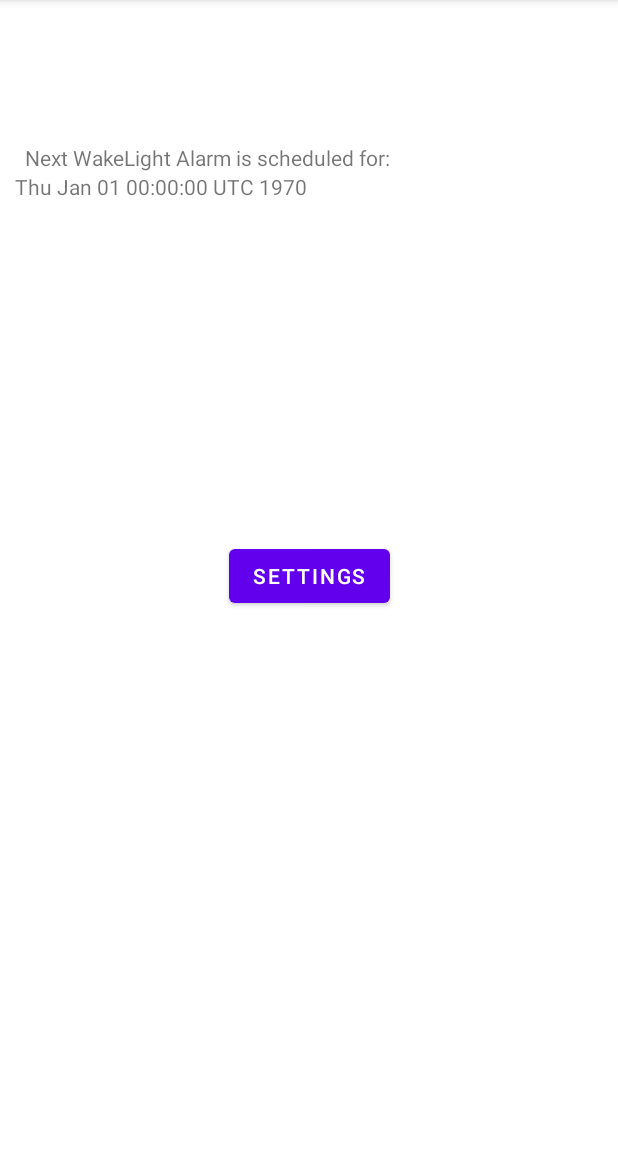
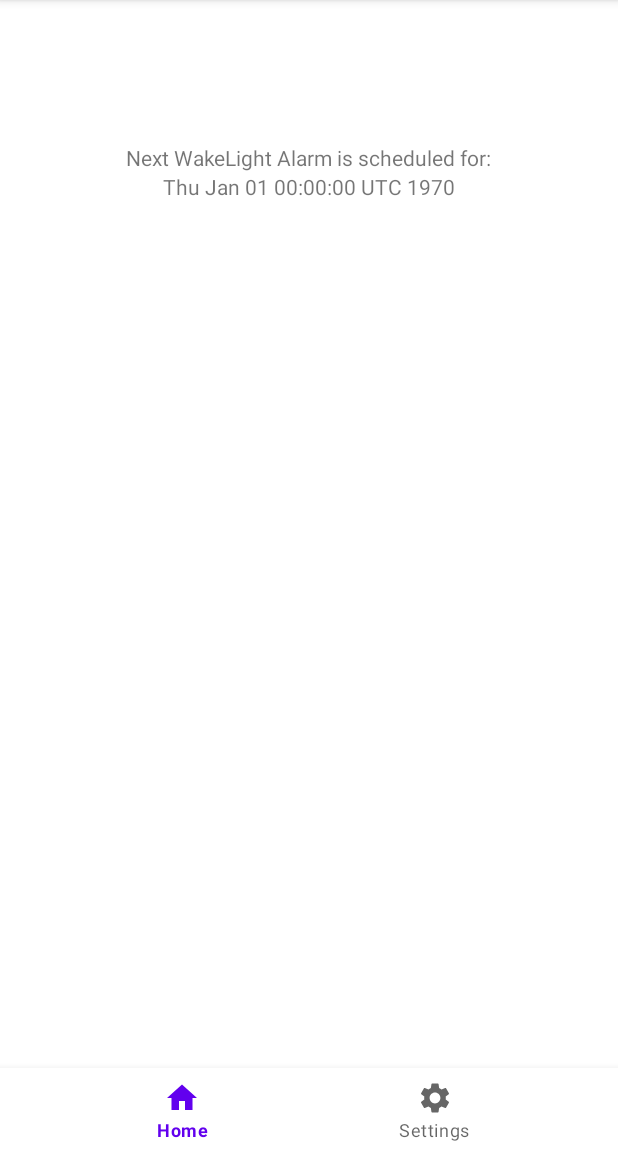
Before and after one commit to richardswesterhof/wakelight_companion, an Android app: the screen it shows after launch (MainActivity), on a phone screen of 412 x 824 dp, the part 84-1236 px from its top. Run offline under Robolectric (Android 15) with nearby library versions, the phone set to English and light mode, and no system bars.

Commit message:
added bottom navigation bar

```diff
--- a/app/build.gradle
+++ b/app/build.gradle
@@ -38,7 +38,7 @@ dependencies {
     implementation 'androidx.core:core-ktx:1.3.2'
     implementation 'androidx.appcompat:appcompat:1.2.0'
     implementation 'com.google.android.material:material:1.3.0'
-    implementation 'androidx.constraintlayout:constraintlayout:1.1.3'
+    implementation 'androidx.constraintlayout:constraintlayout:2.0.4'
     implementation 'androidx.preference:preference-ktx:1.1.1'
     implementation files("${project.projectDir}/libs/yapi-1.0-all.jar")
     implementation files("${project.projectDir}/libs/yapi-1.0-javadoc.jar")
--- a/app/src/main/java/com/richardswesterhof/wakelightcompanion/MainActivity.kt
+++ b/app/src/main/java/com/richardswesterhof/wakelightcompanion/MainActivity.kt
@@ -1,26 +1,71 @@
 package com.richardswesterhof.wakelightcompanion
 
 import android.app.*
+import androidx.fragment.app.Fragment
 import android.content.Context
-import android.content.Intent
+import android.content.SharedPreferences
 import android.os.Bundle
-import android.view.View
-import android.widget.TextView
+import android.util.Log
 import androidx.appcompat.app.AppCompatActivity
 import androidx.preference.PreferenceManager
-import com.richardswesterhof.wakelightcompanion.settings_page.SettingsActivity
-import java.util.*
+import com.google.android.material.bottomnavigation.BottomNavigationView
+import com.richardswesterhof.wakelightcompanion.settings_page.SettingsFragment
 
 
 class MainActivity: AppCompatActivity() {
+
+    private lateinit var sharedPrefs: SharedPreferences
+
+    private var navListener = BottomNavigationView.OnNavigationItemSelectedListener {
+        val nextAlarmMillis = sharedPrefs.getLong("nextAlarmMillis", 0)
+        val selectedFragment: Fragment? = when(it.itemId) {
+            R.id.nav_home -> MainFragment.newInstance(nextAlarmMillis)
+            R.id.nav_settings -> SettingsFragment.newInstance()
+            else -> null
+        }
+
+        if(selectedFragment == null) {
+            Log.e(this::class.simpleName, "Cannot navigate to: \"${it.itemId}\": unknown id")
+            false
+        }
+        else {
+            supportFragmentManager
+                .beginTransaction()
+                .replace(R.id.fragment_container, selectedFragment)
+                .commit()
+
+            true
+        }
+
+    }
+
     override fun onCreate(savedInstanceState: Bundle?) {
         super.onCreate(savedInstanceState)
         setContentView(R.layout.activity_main)
 
+        sharedPrefs = this.getSharedPreferences(getString(R.string.preference_file_store_internal_vars), Context.MODE_PRIVATE)
         setPreferencesToDefaultIfUndefined()
 
-        replacePlaceholders()
+        createNotificationChannels()
 
+        // add the bottom navigation
+        val bottomNavigation = findViewById<BottomNavigationView>(R.id.bottom_navigation)
+        bottomNavigation.setOnNavigationItemSelectedListener(navListener)
+
+        // set main fragment active
+        supportFragmentManager
+            .beginTransaction()
+            .replace(R.id.fragment_container, MainFragment())
+            .commit()
+    }
+
+
+    private fun setPreferencesToDefaultIfUndefined() {
+        PreferenceManager.setDefaultValues(this, R.xml.preferences, false)
+    }
+
+
+    private fun createNotificationChannels() {
         val enableNotifCat = getString(R.string.notif_cat_enable_name)
         val enableNotifDesc = getString(R.string.notif_cat_enable_desc)
 
@@ -40,20 +85,6 @@ class MainActivity: AppCompatActivity() {
     }
 
 
-    private fun setPreferencesToDefaultIfUndefined() {
-        PreferenceManager.setDefaultValues(this, R.xml.preferences, false)
-    }
-
-
-    private fun replacePlaceholders() {
-        val textView = findViewById<View>(R.id.text_next_user_alarm) as TextView
-        val sharedPrefs = this.getSharedPreferences(getString(R.string.preference_file_store_internal_vars), Context.MODE_PRIVATE)
-        val nextAlarm = sharedPrefs.getLong("nextAlarmMillis", 0)
-        val nextDate = Date(nextAlarm)
-        textView.text = nextDate.toString()
-    }
-
-
     private fun createNotificationChannel(
         name: String,
         descriptionText: String,
@@ -68,10 +99,4 @@ class MainActivity: AppCompatActivity() {
             getSystemService(Context.NOTIFICATION_SERVICE) as NotificationManager
         notificationManager.createNotificationChannel(channel)
     }
-
-
-    fun goToSetting(view: View) {
-        val intent = Intent(this, SettingsActivity::class.java)
-        startActivity(intent)
-    }
 }
--- /dev/null
+++ b/app/src/main/java/com/richardswesterhof/wakelightcompanion/MainFragment.kt
@@ -0,0 +1,49 @@
+package com.richardswesterhof.wakelightcompanion
+
+import android.os.Bundle
+import androidx.fragment.app.Fragment
+import android.view.LayoutInflater
+import android.view.View
+import android.view.ViewGroup
+import android.widget.TextView
+import java.util.*
+
+
+class MainFragment: Fragment() {
+
+    private var dateMillis: Long = 0
+
+    override fun onCreateView(inflater: LayoutInflater, container: ViewGroup?, savedInstanceState: Bundle?): View? {
+        // Inflate the layout for this fragment
+        return inflater.inflate(R.layout.fragment_main, container, false)
+    }
+
+
+    override fun onViewCreated(view: View, savedInstanceState: Bundle?) {
+        super.onViewCreated(view, savedInstanceState)
+
+        arguments?.let {
+            dateMillis = it.getLong("nextAlarmMillis", 0)
+        }
+
+        replacePlaceholders(view, dateMillis)
+    }
+
+
+    private fun replacePlaceholders(view: View, dateMillis: Long) {
+        val textView = view.findViewById<View>(R.id.text_next_user_alarm) as TextView?
+        val nextDate = Date(dateMillis)
+        textView?.text = nextDate.toString()
+    }
+
+    companion object {
+        @JvmStatic
+        fun newInstance(nextAlarmMillis: Long): MainFragment =
+            MainFragment().apply {
+                arguments = Bundle().apply {
+                    putLong("nextAlarmMillis", nextAlarmMillis)
+                }
+            }
+    }
+
+}
--- a/app/src/main/java/com/richardswesterhof/wakelightcompanion/broadcast_receivers/WakeLightEnableRequestReceiver.kt
+++ b/app/src/main/java/com/richardswesterhof/wakelightcompanion/broadcast_receivers/WakeLightEnableRequestReceiver.kt
@@ -39,6 +39,8 @@ class WakeLightEnableRequestReceiver: ExtendedBroadcastReceiver(listeningFors) {
 
     fun scheduleAlarm(context: Context, date: Date) {
         val userAlarmMillis = date.time
+        // this can happen if the device was turned off at the time the alarm should have been enabled
+        // since we can also get here from BOOT_COMPLETED
         if(userAlarmMillis < System.currentTimeMillis()) {
             Log.w(this::class.simpleName, "Date $date is in the past, alarm will not be set")
             return
--- a/app/src/main/java/com/richardswesterhof/wakelightcompanion/settings_page/SettingsFragment.kt
+++ b/app/src/main/java/com/richardswesterhof/wakelightcompanion/settings_page/SettingsFragment.kt
@@ -11,6 +11,9 @@ class SettingsFragment: PreferenceFragmentCompat() {
     override fun onCreatePreferences(savedInstanceState: Bundle?, rootKey: String?) {
         setPreferencesFromResource(R.xml.preferences, rootKey)
 
+        // access arguments fom newInstance like:
+        // arguments.get[TYPE]("name", default)
+
         // we have to do this bs because google can't implement using the "inputType" property in the xml properly :)
         val editTextPreferenceDuration = preferenceManager.findPreference<EditTextPreference>("pref_wakelight_duration")
         editTextPreferenceDuration!!.setOnBindEditTextListener { editText ->
@@ -22,4 +25,15 @@ class SettingsFragment: PreferenceFragmentCompat() {
             editText.inputType = InputType.TYPE_CLASS_NUMBER or InputType.TYPE_NUMBER_FLAG_SIGNED
         }
     }
+
+
+    companion object {
+        @JvmStatic
+        fun newInstance(): SettingsFragment =
+            SettingsFragment().apply {
+                arguments = Bundle().apply {
+                    // do put[TYPE]("name", value) here to add arguments
+                }
+            }
+    }
 }
--- /dev/null
+++ b/app/src/main/res/drawable/home.xml
@@ -0,0 +1,10 @@
+<vector xmlns:android="http://schemas.android.com/apk/res/android"
+    android:width="24dp"
+    android:height="24dp"
+    android:viewportWidth="24"
+    android:viewportHeight="24"
+    android:tint="?attr/colorControlNormal">
+  <path
+      android:fillColor="@android:color/white"
+      android:pathData="M10,20v-6h4v6h5v-8h3L12,3 2,12h3v8z"/>
+</vector>
--- /dev/null
+++ b/app/src/main/res/drawable/settings.xml
@@ -0,0 +1,10 @@
+<vector xmlns:android="http://schemas.android.com/apk/res/android"
+    android:width="24dp"
+    android:height="24dp"
+    android:viewportWidth="24"
+    android:viewportHeight="24"
+    android:tint="?attr/colorControlNormal">
+  <path
+      android:fillColor="@android:color/white"
+      android:pathData="M19.14,12.94c0.04,-0.3 0.06,-0.61 0.06,-0.94c0,-0.32 -0.02,-0.64 -0.07,-0.94l2.03,-1.58c0.18,-0.14 0.23,-0.41 0.12,-0.61l-1.92,-3.32c-0.12,-0.22 -0.37,-0.29 -0.59,-0.22l-2.39,0.96c-0.5,-0.38 -1.03,-0.7 -1.62,-0.94L14.4,2.81c-0.04,-0.24 -0.24,-0.41 -0.48,-0.41h-3.84c-0.24,0 -0.43,0.17 -0.47,0.41L9.25,5.35C8.66,5.59 8.12,5.92 7.63,6.29L5.24,5.33c-0.22,-0.08 -0.47,0 -0.59,0.22L2.74,8.87C2.62,9.08 2.66,9.34 2.86,9.48l2.03,1.58C4.84,11.36 4.8,11.69 4.8,12s0.02,0.64 0.07,0.94l-2.03,1.58c-0.18,0.14 -0.23,0.41 -0.12,0.61l1.92,3.32c0.12,0.22 0.37,0.29 0.59,0.22l2.39,-0.96c0.5,0.38 1.03,0.7 1.62,0.94l0.36,2.54c0.05,0.24 0.24,0.41 0.48,0.41h3.84c0.24,0 0.44,-0.17 0.47,-0.41l0.36,-2.54c0.59,-0.24 1.13,-0.56 1.62,-0.94l2.39,0.96c0.22,0.08 0.47,0 0.59,-0.22l1.92,-3.32c0.12,-0.22 0.07,-0.47 -0.12,-0.61L19.14,12.94zM12,15.6c-1.98,0 -3.6,-1.62 -3.6,-3.6s1.62,-3.6 3.6,-3.6s3.6,1.62 3.6,3.6S13.98,15.6 12,15.6z"/>
+</vector>
--- a/app/src/main/res/layout/activity_main.xml
+++ b/app/src/main/res/layout/activity_main.xml
@@ -6,39 +6,78 @@
     android:layout_height="match_parent"
     tools:context=".MainActivity">
 
-    <TextView
-        android:id="@+id/text_next_user_alarm"
-        android:layout_width="wrap_content"
+<!--    <TextView-->
+<!--        android:id="@+id/text_next_user_alarm"-->
+<!--        android:layout_width="wrap_content"-->
+<!--        android:layout_height="wrap_content"-->
+<!--        android:text="@string/loading"-->
+<!--        app:layout_constraintBottom_toBottomOf="parent"-->
+<!--        app:layout_constraintHorizontal_bias="0.045"-->
+<!--        app:layout_constraintLeft_toLeftOf="parent"-->
+<!--        app:layout_constraintRight_toRightOf="parent"-->
+<!--        app:layout_constraintTop_toTopOf="parent"-->
+<!--        app:layout_constraintVertical_bias="0.153" />-->
+
+<!--    <TextView-->
+<!--        android:id="@+id/text_next_user_alarm2"-->
+<!--        android:layout_width="wrap_content"-->
+<!--        android:layout_height="wrap_content"-->
+<!--        android:text="@string/next_alarm_scheduled"-->
+<!--        app:layout_constraintBottom_toBottomOf="parent"-->
+<!--        app:layout_constraintHorizontal_bias="0.098"-->
+<!--        app:layout_constraintLeft_toLeftOf="parent"-->
+<!--        app:layout_constraintRight_toRightOf="parent"-->
+<!--        app:layout_constraintTop_toTopOf="parent"-->
+<!--        app:layout_constraintVertical_bias="0.127" />-->
+
+<!--    <Button-->
+<!--        android:id="@+id/button_go_to_settings"-->
+<!--        android:layout_width="wrap_content"-->
+<!--        android:layout_height="wrap_content"-->
+<!--        android:onClick="goToSetting"-->
+<!--        android:text="@string/settings_button"-->
+<!--        app:layout_constraintBottom_toBottomOf="parent"-->
+<!--        app:layout_constraintEnd_toEndOf="parent"-->
+<!--        app:layout_constraintStart_toStartOf="parent"-->
+<!--        app:layout_constraintTop_toTopOf="parent" />-->
+
+
+    <FrameLayout
+        android:id="@+id/fragment_container"
+        android:layout_width="match_parent"
+        android:layout_height="match_parent"
+        app:layout_constraintTop_toTopOf="@id/bottom_navigation"/>
+
+
+    <com.google.android.material.bottomnavigation.BottomNavigationView
+        android:id="@+id/bottom_navigation"
+        android:layout_width="match_parent"
         android:layout_height="wrap_content"
-        android:text="@string/loading"
         app:layout_constraintBottom_toBottomOf="parent"
-        app:layout_constraintHorizontal_bias="0.045"
-        app:layout_constraintLeft_toLeftOf="parent"
-        app:layout_constraintRight_toRightOf="parent"
-        app:layout_constraintTop_toTopOf="parent"
-        app:layout_constraintVertical_bias="0.153" />
-
-    <TextView
-        android:id="@+id/text_next_user_alarm2"
-        android:layout_width="wrap_content"
-        android:layout_height="wrap_content"
-        android:text="@string/next_alarm_scheduled"
-        app:layout_constraintBottom_toBottomOf="parent"
-        app:layout_constraintHorizontal_bias="0.098"
-        app:layout_constraintLeft_toLeftOf="parent"
-        app:layout_constraintRight_toRightOf="parent"
-        app:layout_constraintTop_toTopOf="parent"
-        app:layout_constraintVertical_bias="0.127" />
-
-    <Button
-        android:id="@+id/button_go_to_settings"
-        android:layout_width="wrap_content"
-        android:layout_height="wrap_content"
-        android:onClick="goToSetting"
-        android:text="@string/settings_button"
-        app:layout_constraintBottom_toBottomOf="parent"
-        app:layout_constraintEnd_toEndOf="parent"
-        app:layout_constraintStart_toStartOf="parent"
-        app:layout_constraintTop_toTopOf="parent" />
+        app:menu="@menu/bottom_navigation"
+        android:background="?colorThemeExtreme"/>
 
 </androidx.constraintlayout.widget.ConstraintLayout>
+
+<!--<com.google.android.material.tabs.TabLayout xmlns:android="http://schemas.android.com/apk/res/android"-->
+<!--        xmlns:app="http://schemas.android.com/apk/res-auto"-->
+<!--        xmlns:tools="http://schemas.android.com/tools"-->
+<!--    android:layout_height="wrap_content"-->
+<!--    android:layout_width="match_parent">-->
+
+<!--    <com.google.android.material.tabs.TabItem-->
+<!--        android:text="My pp is smoll"-->
+<!--        android:layout_height="match_parent"-->
+<!--        android:layout_width="match_parent" >-->
+<!--        <androidx.fragment.app.FragmentContainerView-->
+<!--            android:id="@+id/main_container"-->
+<!--            android:layout_width="match_parent"-->
+<!--            android:layout_height="match_parent" />-->
+<!--    </com.google.android.material.tabs.TabItem>-->
+
+<!--    <com.google.android.material.tabs.TabItem-->
+<!--        android:icon="@drawable/infinite"-->
+<!--        android:layout_height="match_parent"-->
+<!--        android:layout_width="match_parent" />-->
+
+<!--</com.google.android.material.tabs.TabLayout>-->
--- /dev/null
+++ b/app/src/main/res/layout/fragment_main.xml
@@ -0,0 +1,39 @@
+<?xml version="1.0" encoding="utf-8"?>
+<FrameLayout xmlns:android="http://schemas.android.com/apk/res/android"
+    xmlns:tools="http://schemas.android.com/tools"
+    xmlns:app="http://schemas.android.com/apk/res-auto"
+    android:layout_width="match_parent"
+    android:layout_height="match_parent"
+    tools:context=".MainFragment">
+
+    <androidx.constraintlayout.widget.ConstraintLayout
+        android:layout_width="match_parent"
+        android:layout_height="match_parent">
+
+        <TextView
+            android:id="@+id/text_next_user_alarm"
+            android:layout_width="wrap_content"
+            android:layout_height="wrap_content"
+            android:text="@string/loading"
+            app:layout_constraintBottom_toBottomOf="parent"
+            app:layout_constraintHorizontal_bias="0.5"
+            app:layout_constraintLeft_toLeftOf="parent"
+            app:layout_constraintRight_toRightOf="parent"
+            app:layout_constraintTop_toTopOf="parent"
+            app:layout_constraintVertical_bias="0.153" />
+
+        <TextView
+            android:id="@+id/text_next_user_alarm2"
+            android:layout_width="wrap_content"
+            android:layout_height="wrap_content"
+            android:text="@string/next_alarm_scheduled"
+            app:layout_constraintBottom_toBottomOf="parent"
+            app:layout_constraintHorizontal_bias="0.5"
+            app:layout_constraintLeft_toLeftOf="parent"
+            app:layout_constraintRight_toRightOf="parent"
+            app:layout_constraintTop_toTopOf="parent"
+            app:layout_constraintVertical_bias="0.127" />
+
+    </androidx.constraintlayout.widget.ConstraintLayout>
+
+</FrameLayout>
--- /dev/null
+++ b/app/src/main/res/menu/bottom_navigation.xml
@@ -0,0 +1,14 @@
+<?xml version="1.0" encoding="utf-8"?>
+<menu xmlns:android="http://schemas.android.com/apk/res/android">
+
+    <item
+        android:id="@+id/nav_home"
+        android:icon="@drawable/home"
+        android:title="@string/home"/>
+
+    <item
+        android:id="@+id/nav_settings"
+        android:icon="@drawable/settings"
+        android:title="@string/settings"/>
+
+</menu>
--- a/app/src/main/res/values-night/themes.xml
+++ b/app/src/main/res/values-night/themes.xml
@@ -12,5 +12,6 @@
         <!-- Status bar color. -->
         <item name="android:statusBarColor" tools:targetApi="l">@color/black</item>
         <!-- Customize your theme here. -->
+        <item name="colorThemeExtreme">@color/black</item>
     </style>
 </resources>
--- /dev/null
+++ b/app/src/main/res/values/attrs.xml
@@ -0,0 +1,7 @@
+<?xml version="1.0" encoding="utf-8"?>
+<resources>
+
+    <!-- Other values-->
+    <attr name="colorThemeExtreme" format="reference" />
+
+</resources>
--- a/app/src/main/res/values/strings.xml
+++ b/app/src/main/res/values/strings.xml
@@ -1,17 +1,12 @@
 <!-- hackeroonies that allow us to reuse certain strings in XML -->
-<!DOCTYPE resources [
-    <!ENTITY package_prefix "com.richardswesterhof.wakelightcompanion.">
-    <!ENTITY schedule_interval_format "EEEE HH:mm - HH:mm">
-    <!ENTITY interval_format_help_url "https://docs.oracle.com/javase/7/docs/api/java/text/SimpleDateFormat.html">
-    <!ENTITY interval_day_every "Everyday">
-    <!ENTITY interval_hour_whole_day "WholeDay">
-] >
+<!DOCTYPE resources [<!ENTITY package_prefix "com.richardswesterhof.wakelightcompanion."><!ENTITY schedule_interval_format "EEEE HH:mm - HH:mm"><!ENTITY interval_format_help_url "https://docs.oracle.com/javase/7/docs/api/java/text/SimpleDateFormat.html"><!ENTITY interval_day_every "Everyday"><!ENTITY interval_hour_whole_day "WholeDay">] >
 
 <resources>
     <!-- general app metadata and internally used string -->
     <string name="app_name">WakeLight Companion</string>
     <string name="loading">Loading…</string>
-    <string name="settings_button">Settings</string>
+    <string name="settings">Settings</string>
+    <string name="home">Home</string>
     <string name="preference_file_store_internal_vars" translatable="false">&package_prefix;internal_vars</string>
 
     <!--
@@ -67,5 +62,4 @@
     <string name="pref_cat_schedule">Scheduling</string>
 
 
-
 </resources>
--- a/app/src/main/res/values/themes.xml
+++ b/app/src/main/res/values/themes.xml
@@ -12,5 +12,6 @@
         <!-- Status bar color. -->
         <item name="android:statusBarColor" tools:targetApi="l">?attr/colorPrimaryVariant</item>
         <!-- Customize your theme here. -->
+        <item name="colorThemeExtreme">@color/white</item>
     </style>
 </resources>
```
Also changed, not shown: 3 other files.
